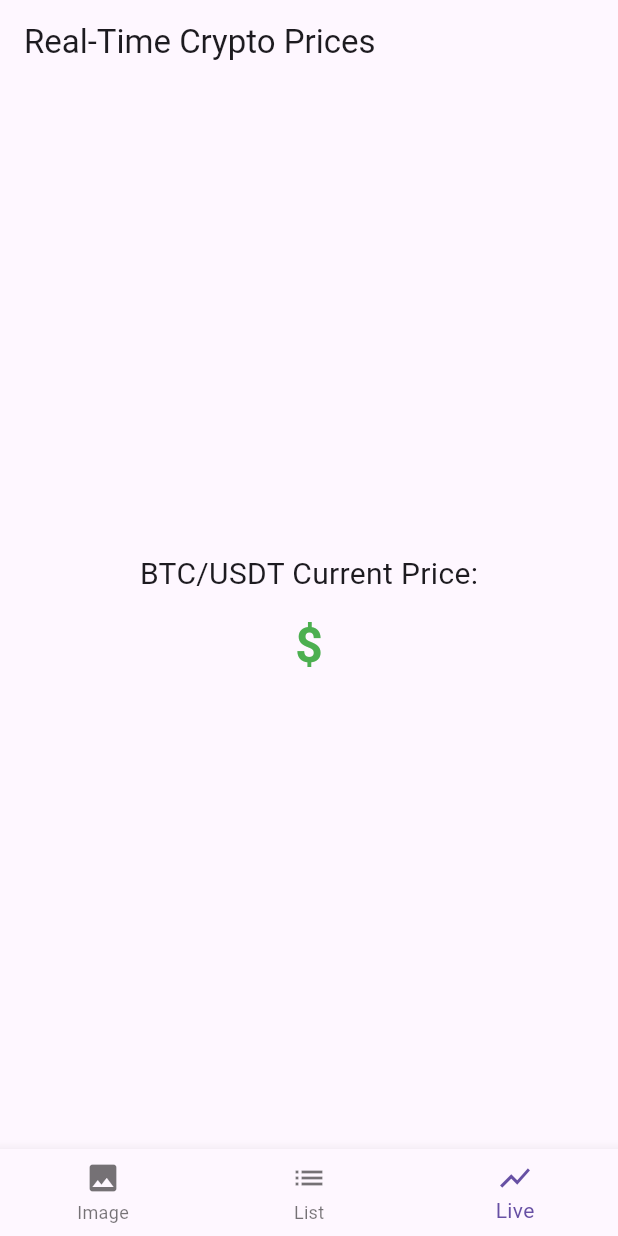
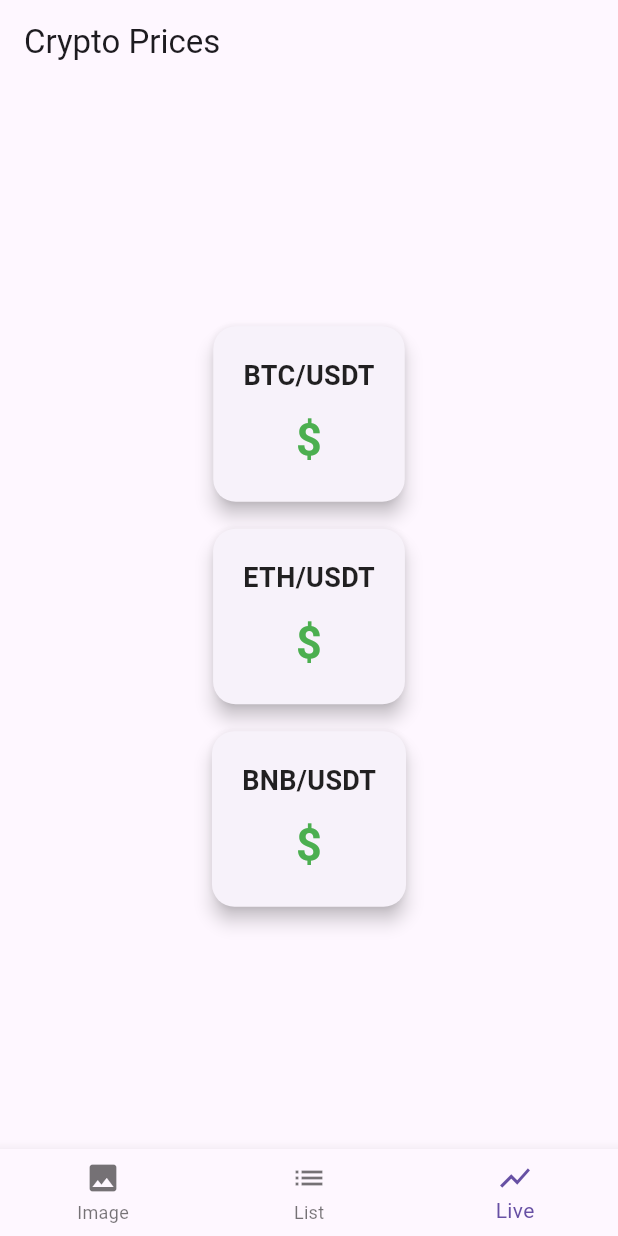
Before and after one commit to code-timely/dev_bootcamp, a Flutter app: the screen it shows after launch, item 3 of the bottom bar chosen, on a phone screen of 412 x 824 dp. Run offline on Flutter 3.47's test engine with Material 3 defaults, Android fonts, the phone set to English and light mode, and no system bars; our stand-ins replace dio, logger, lottie; network calls fail.

Commit message:
crypto page updated

```diff
--- a/lib/screens/cryptopricepage.dart
+++ b/lib/screens/cryptopricepage.dart
@@ -1,35 +1,61 @@
 import 'dart:convert';
+import 'package:dev_bootcamp/components/cryptocard.dart';
 import 'package:flutter/material.dart';
 import 'package:web_socket_channel/io.dart';
 import 'package:web_socket_channel/web_socket_channel.dart';
 
 class CryptoPricePage extends StatefulWidget {
+  const CryptoPricePage({super.key});
+
   @override
-  _CryptoPricePageState createState() => _CryptoPricePageState();
+  State<CryptoPricePage> createState() => _CryptoPricePageState();
 }
 
 class _CryptoPricePageState extends State<CryptoPricePage> {
-  WebSocketChannel? channel;
-  String? lastPrice = '';
+  WebSocketChannel? btcChannel;
+  WebSocketChannel? ethChannel;
+  WebSocketChannel? bnbChannel;
+  String? btcPrice = '';
+  String? ethPrice = '';
+  String? bnbPrice = '';
 
   @override
   void initState() {
     super.initState();
-    // Connect to the Binance WebSocket for real-time Bitcoin price updates
-    channel = IOWebSocketChannel.connect(
+
+    btcChannel = IOWebSocketChannel.connect(
         'wss://stream.binance.com:9443/ws/btcusdt@ticker');
-    // Listen for updates
-    channel!.stream.listen((data) {
+    btcChannel!.stream.listen((data) {
       final decodedData = jsonDecode(data);
       setState(() {
-        lastPrice = decodedData['c']; // 'c' stands for the current price
+        btcPrice = decodedData['c'];
+      });
+    });
+
+    ethChannel = IOWebSocketChannel.connect(
+        'wss://stream.binance.com:9443/ws/ethusdt@ticker');
+    ethChannel!.stream.listen((data) {
+      final decodedData = jsonDecode(data);
+      setState(() {
+        ethPrice = decodedData['c'];
+      });
+    });
+
+    bnbChannel = IOWebSocketChannel.connect(
+        'wss://stream.binance.com:9443/ws/bnbusdt@ticker');
+    bnbChannel!.stream.listen((data) {
+      final decodedData = jsonDecode(data);
+      setState(() {
+        bnbPrice = decodedData['c'];
       });
     });
   }
 
   @override
   void dispose() {
-    channel?.sink.close();
+    btcChannel?.sink.close();
+    ethChannel?.sink.close();
+    bnbChannel?.sink.close();
     super.dispose();
   }
 
@@ -37,28 +63,19 @@ class _CryptoPricePageState extends State<CryptoPricePage> {
   Widget build(BuildContext context) {
     return Scaffold(
       appBar: AppBar(
-        title: Text('Real-Time Crypto Prices'),
+        title: const Text('Crypto Prices'),
       ),
-      body: Center(
-        child: Padding(
-          padding: const EdgeInsets.all(16.0),
+      body: Padding(
+        padding: const EdgeInsets.all(16.0),
+        child: Center(
           child: Column(
             mainAxisAlignment: MainAxisAlignment.center,
             children: [
-              Text(
-                'BTC/USDT Current Price:',
-                style: TextStyle(fontSize: 20),
-              ),
-              SizedBox(height: 10),
-              lastPrice != null
-                  ? Text(
-                      '\$${lastPrice!}',
-                      style: TextStyle(
-                          fontSize: 32,
-                          fontWeight: FontWeight.bold,
-                          color: Colors.green),
-                    )
-                  : CircularProgressIndicator(),
+              cryptoCard('BTC/USDT', btcPrice),
+              const SizedBox(height: 10),
+              cryptoCard('ETH/USDT', ethPrice),
+              const SizedBox(height: 10),
+              cryptoCard('BNB/USDT', bnbPrice),
             ],
           ),
         ),
--- a/lib/screens/homescreen.dart
+++ b/lib/screens/homescreen.dart
@@ -17,9 +17,6 @@ class _HomeScreenState extends State<HomeScreen> {
     const ImagePage(),
     const RiddlesPage(),
     CryptoPricePage(),
-    // FunnyScreen(),
-    // ListScreen(),
-    // LiveScreen(),
   ];
 
   void _onTabTapped(int index) {
```
